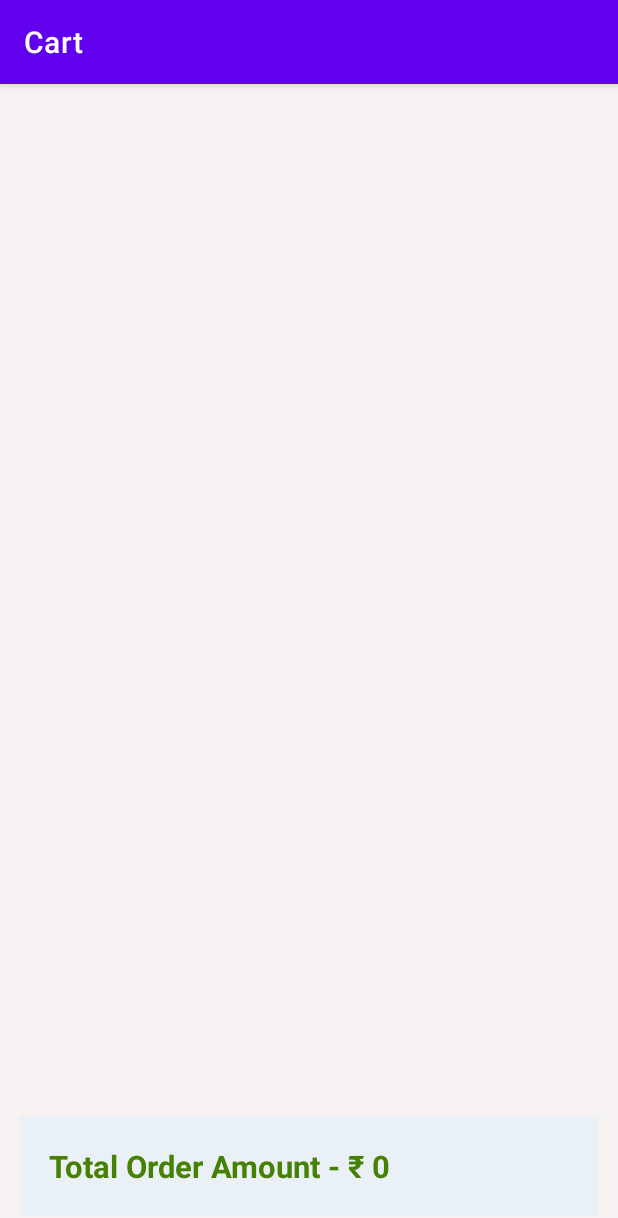
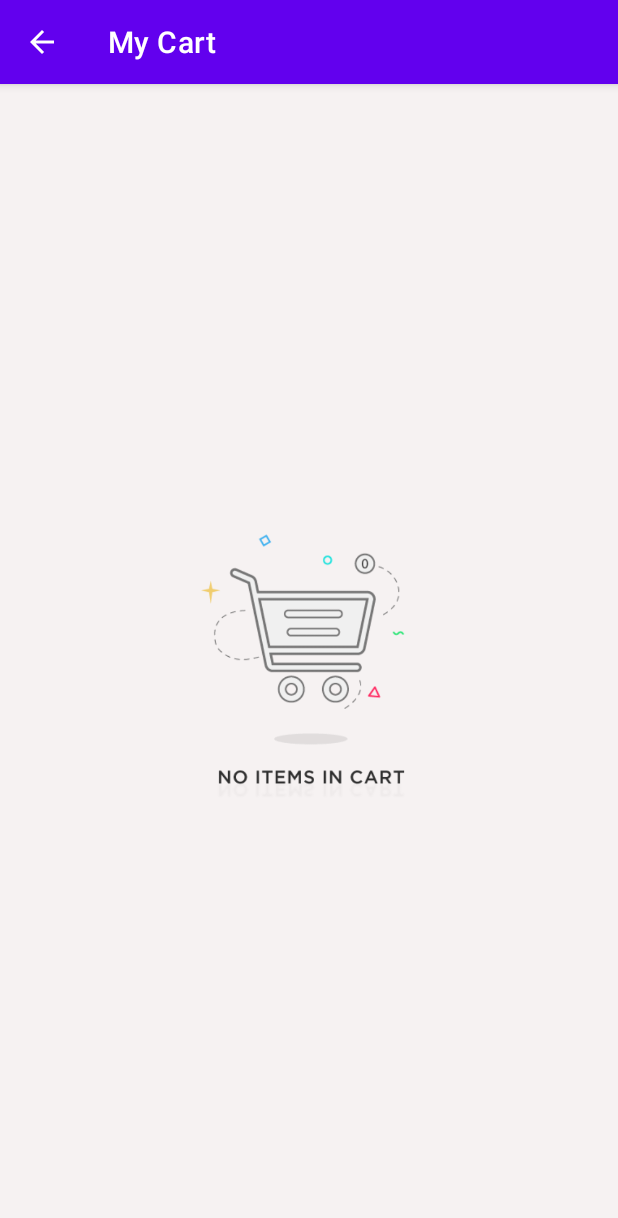
Before and after one commit to Adi-n-tech/Pizza-App, an Android app: the CartItemsActivity screen opened directly, with no data from a screen before it, on a phone screen of 412 x 824 dp. Shown: the top 1218 px of the screen. Run offline under Robolectric (Android 15) with nearby library versions, the phone set to English and light mode, and no system bars; our stand-ins replace Dagger/Hilt's generated code, data binding, sdp/ssp sizes.

Commit message:
manage no cart item available UI

```diff
--- a/app/src/main/AndroidManifest.xml
+++ b/app/src/main/AndroidManifest.xml
@@ -15,7 +15,8 @@
         android:theme="@style/Theme.PizzaApp"
         tools:targetApi="31">
         <activity
-            android:label="Cart"
+            android:label="@string/my_cart"
+            android:parentActivityName="com.app.pizzaapp.view.activity.DashboardActivity"
             android:name="com.app.pizzaapp.view.activity.CartItemsActivity"
             android:exported="false" />
         <activity
--- a/app/src/main/java/com/app/pizzaapp/view/activity/CartItemsActivity.kt
+++ b/app/src/main/java/com/app/pizzaapp/view/activity/CartItemsActivity.kt
@@ -26,18 +26,25 @@ class CartItemsActivity : AppCompatActivity() {
     override fun onCreate(savedInstanceState: Bundle?) {
         super.onCreate(savedInstanceState)
         binding = DataBindingUtil.setContentView(this, R.layout.activity_cart_items)
-
+        supportActionBar?.setDisplayHomeAsUpEnabled(true)
         adapter = CartItemsAdapter(emptyList(), ::onRemoveCartItem, ::onUpdateQuantity)
         binding.recycleCartItems.adapter = adapter
         //----
         cartViewModel.getAllCartItems()
         //-----
         cartViewModel.cartItems.observe(this) {
+            binding.progress.visibility = View.GONE
             adapter.updateList(it)
-            var total: Long = 0
-            it.forEach { total += it.price }
-            binding.totalOrderValue.text = "Total Order Amount - ₹ $total"
-            binding.progress.visibility = View.GONE
+            if (it.isEmpty()) {
+                binding.emptyCart.visibility = View.VISIBLE
+                binding.totalOrderValue.visibility = View.GONE
+            } else {
+                binding.emptyCart.visibility = View.GONE
+                binding.totalOrderValue.visibility = View.VISIBLE
+                var total: Long = 0
+                it.forEach { total += (it.price * it.quantity) }
+                binding.totalOrderValue.text = "Total Order Amount - ₹ $total"
+            }
         }
     }
 
@@ -49,7 +56,10 @@ class CartItemsActivity : AppCompatActivity() {
 
     private fun onUpdateQuantity(pizza: PizzaCart) {
         CoroutineScope(Dispatchers.IO).launch {
-            cartViewModel.updatePizza(pizza)
+            if (pizza.quantity.toInt() == 0)
+                cartViewModel.deleteCartItem(pizza.id)
+            else
+                cartViewModel.updatePizza(pizza)
         }
     }
 }
--- a/app/src/main/res/layout/activity_cart_items.xml
+++ b/app/src/main/res/layout/activity_cart_items.xml
@@ -20,6 +20,18 @@
             app:layout_constraintStart_toStartOf="parent"
             app:layout_constraintTop_toTopOf="parent" />
 
+
+        <com.google.android.material.imageview.ShapeableImageView
+            android:id="@+id/empty_cart"
+            android:layout_width="@dimen/_150sdp"
+            android:layout_height="@dimen/_150sdp"
+            android:src="@drawable/empty_cart"
+            android:visibility="gone"
+            app:layout_constraintBottom_toBottomOf="parent"
+            app:layout_constraintEnd_toEndOf="parent"
+            app:layout_constraintStart_toStartOf="parent"
+            app:layout_constraintTop_toTopOf="parent" />
+
         <androidx.recyclerview.widget.RecyclerView
             android:id="@+id/recycle_cart_items"
             android:layout_width="match_parent"
@@ -34,15 +46,15 @@
             android:id="@+id/total_order_value"
             android:layout_width="match_parent"
             android:layout_height="wrap_content"
-            android:textSize="@dimen/_16sdp"
-            android:textColor="@color/green"
-            android:textStyle="bold"
             android:background="@color/light_blue"
             android:padding="@dimen/_15sdp"
-            tools:text="Total Order Amount - 2000"
+            android:textColor="@color/green"
+            android:textSize="@dimen/_16sdp"
+            android:textStyle="bold"
             app:layout_constraintBottom_toBottomOf="parent"
             app:layout_constraintEnd_toEndOf="parent"
-            app:layout_constraintStart_toStartOf="parent" />
+            app:layout_constraintStart_toStartOf="parent"
+            tools:text="Total Order Amount - 2000" />
 
 
     </androidx.constraintlayout.widget.ConstraintLayout>
--- a/app/src/main/res/values/strings.xml
+++ b/app/src/main/res/values/strings.xml
@@ -4,4 +4,5 @@
     <string name="select_crust">Select Crust</string>
     <string name="add_cart">Add To Cart</string>
     <string name="add">Add</string>
+    <string name="my_cart">My Cart</string>
 </resources>
```
Also changed, not shown: app/src/main/java/com/app/pizzaapp/view/adaptor/SelectSizeAdapter.kt (+5 -5 lines), app/src/main/res/drawable/empty_cart.png (added).
